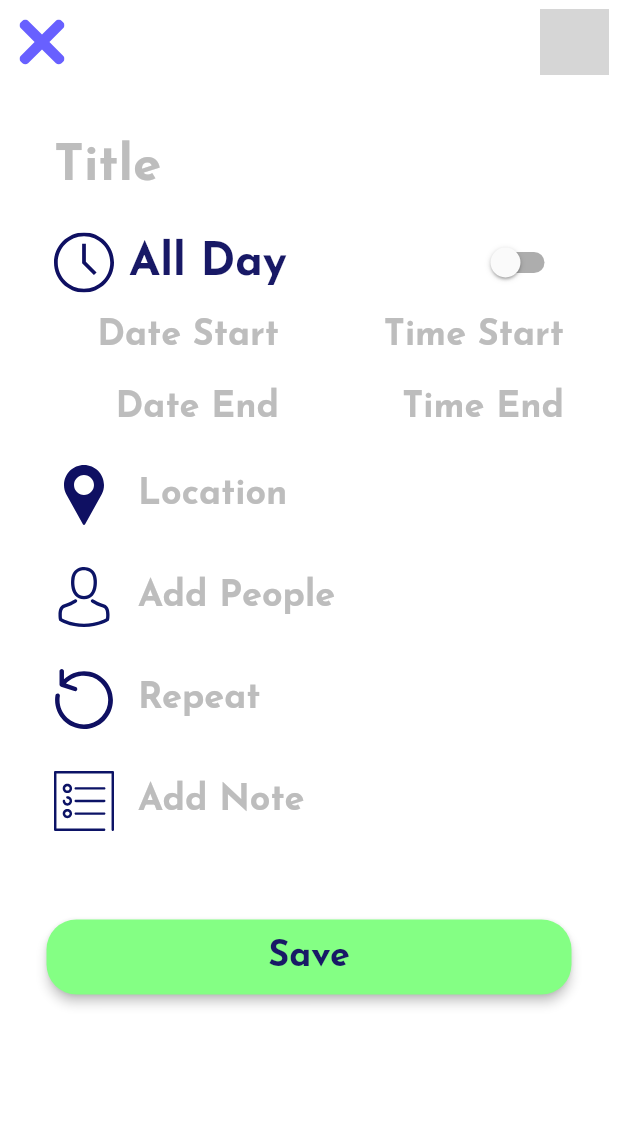
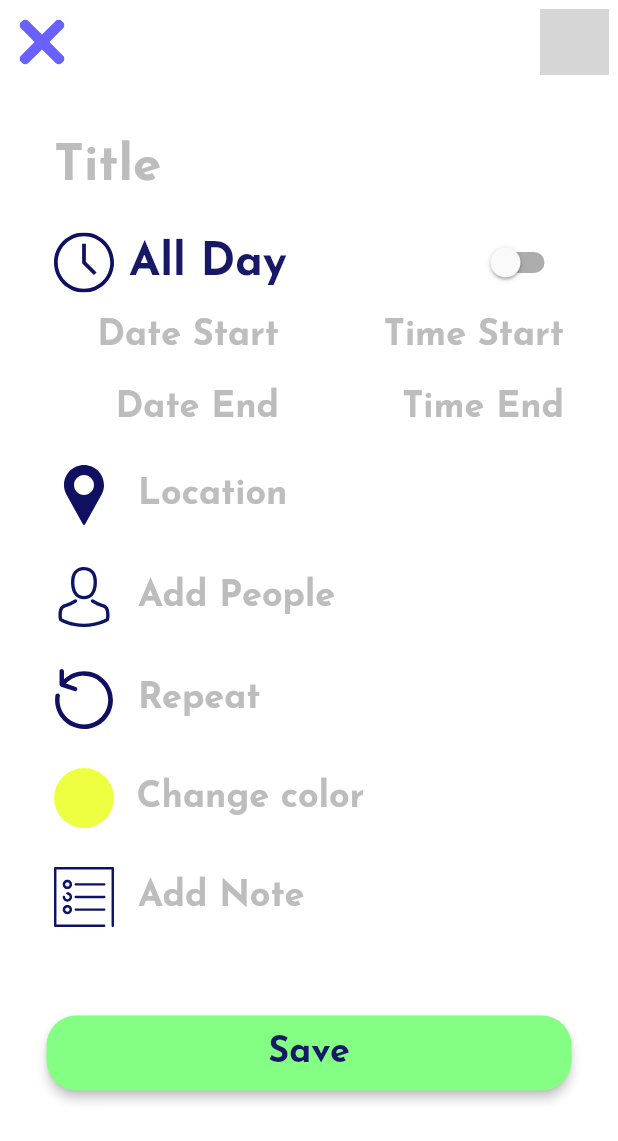
Before and after one commit to abraaoribeiro/calendr_todo, a Flutter app: the TaskFormPage screen opened by its route, on a phone screen of 412 x 824 dp. Shown: the top 1141 px of the screen. Run offline on Flutter 3.47's test engine with Material 2 defaults, Android fonts, the phone set to English and light mode, and no system bars; our stand-ins replace flutter_colorpicker, flutter_modular, flutter_svg, google_fonts, mobx, sembast; generated files the repository leaves out were written again; network calls fail; grey boxes are pictures that could not be loaded.

Commit message:
Change color

```diff
--- a/lib/app/modules/task_form/components/input_date.dart
+++ b/lib/app/modules/task_form/components/input_date.dart
@@ -5,7 +5,6 @@ import 'package:flutter/material.dart';
 
 class InputDate extends StatelessWidget {
   final String hintText;
-
   const InputDate({Key key, this.hintText}) : super(key: key);
 
   @override
--- a/lib/app/modules/task_form/components/input_icon.dart
+++ b/lib/app/modules/task_form/components/input_icon.dart
@@ -8,7 +8,8 @@ class InputIcon extends StatelessWidget {
   final String icon;
   final String text;
   final double fontSize;
-  const InputIcon({Key key, this.icon, this.text, this.fontSize})
+  final Function funcion;
+  const InputIcon({Key key, this.icon, this.text, this.fontSize, this.funcion})
       : super(key: key);
 
   @override
@@ -31,6 +32,7 @@ class InputIcon extends StatelessWidget {
             height: 40,
           ),
         ),
+        onTap: funcion,
       ),
     );
   }
--- a/lib/app/modules/task_form/task_form_page.dart
+++ b/lib/app/modules/task_form/task_form_page.dart
@@ -3,6 +3,7 @@ import 'package:calendr_todo/app/modules/task_form/components/input_date.dart';
 import 'package:calendr_todo/app/modules/task_form/components/input_icon.dart';
 import 'package:calendr_todo/app/modules/task_form/components/input_switch.dart';
 import 'package:flutter/material.dart';
+import 'package:flutter_colorpicker/flutter_colorpicker.dart';
 import 'package:flutter_modular/flutter_modular.dart';
 import 'package:flutter_svg/svg.dart';
 
@@ -20,6 +21,12 @@ class _TaskFormPageState
     extends ModularState<TaskFormPage, TaskFormController> {
   //use 'controller' variable to access controller
   final _formKey = new GlobalKey<FormState>();
+  Color currentColor = Colors.limeAccent;
+  List<Color> currentColors = [Colors.limeAccent, Colors.green];
+  void changeColor(Color color) => setState(() => currentColor = color);
+  void changeColors(List<Color> colors) =>
+      setState(() => currentColors = colors);
+
   @override
   Widget build(BuildContext context) {
     return Scaffold(
@@ -83,6 +90,7 @@ class _TaskFormPageState
                 fontSize: 24,
                 icon: "refresh",
               ),
+              _showInputColor(),
               InputIcon(
                 text: "Add Note",
                 fontSize: 24,
@@ -92,6 +100,64 @@ class _TaskFormPageState
             ],
           ),
         ));
+  }
+
+  Widget _showInputColor() {
+    return Padding(
+      padding: const EdgeInsets.symmetric(vertical: 10, horizontal: 20),
+      child: InkWell(
+        child: Row(
+          children: [
+            CircleAvatar(
+              backgroundColor: currentColor,
+            ),
+            Container(
+              padding: const EdgeInsets.symmetric(vertical: 10, horizontal: 15),
+              child: Text(
+                "Change color",
+                style: TextStyle(
+                  fontSize: 24,
+                  fontWeight: FontWeight.w700,
+                  color: ColorsConst.grey400,
+                ),
+              ),
+            ),
+          ],
+        ),
+        onTap: () => showDialog(
+          context: context,
+          builder: (BuildContext context) {
+            return AlertDialog(
+              title: Text(
+                'Select a color',
+                style: TextStyle(
+                  fontSize: 24,
+                  fontWeight: FontWeight.w700,
+                ),
+              ),
+              content: SingleChildScrollView(
+                child: BlockPicker(
+                  pickerColor: currentColor,
+                  onColorChanged: changeColor,
+                ),
+              ),
+              actions: [
+                FlatButton(
+                  onPressed: () => Navigator.pop(context, true),
+                  child: Text(
+                    'Yes',
+                    style: TextStyle(
+                      fontSize: 24,
+                      fontWeight: FontWeight.w600,
+                    ),
+                  ),
+                ),
+              ],
+            );
+          },
+        ),
+      ),
+    );
   }
 
   Widget _showInputDateTime() {
--- a/pubspec.yaml
+++ b/pubspec.yaml
@@ -29,6 +29,7 @@ dependencies:
   flutter_svg: ^0.18.1
   path_provider: ^1.5.1
   sembast: ^2.4.7+6
+  flutter_colorpicker: ^0.3.4
   flutter:
     sdk: flutter
 
```
Also changed, not shown: pubspec.lock.
